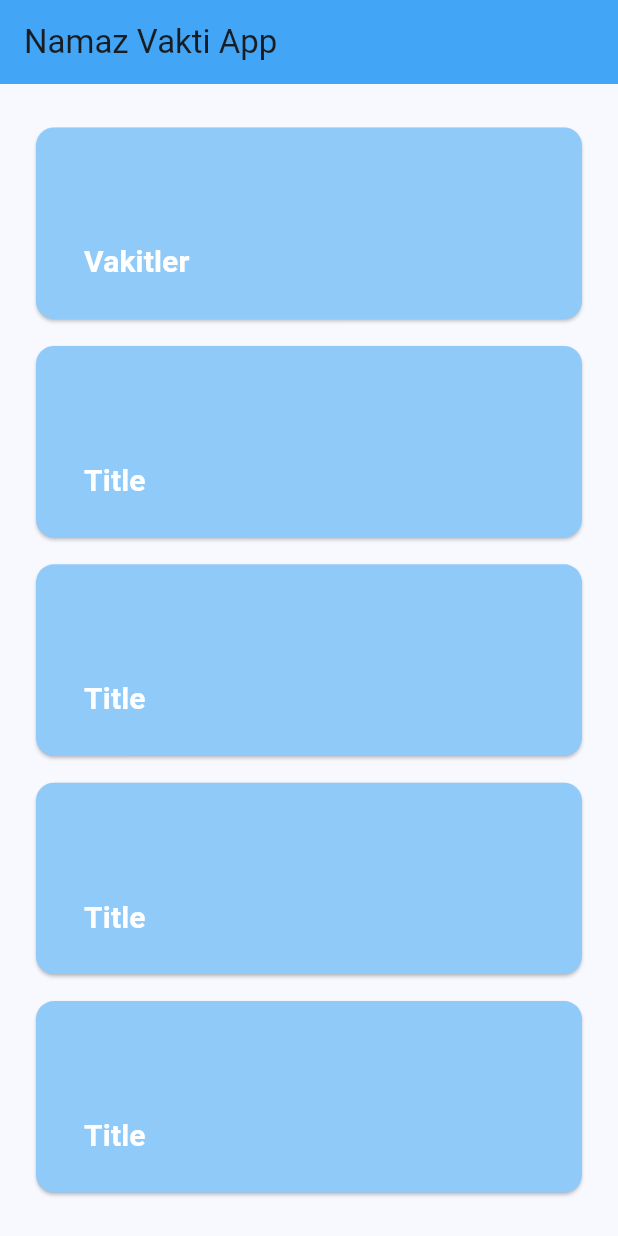
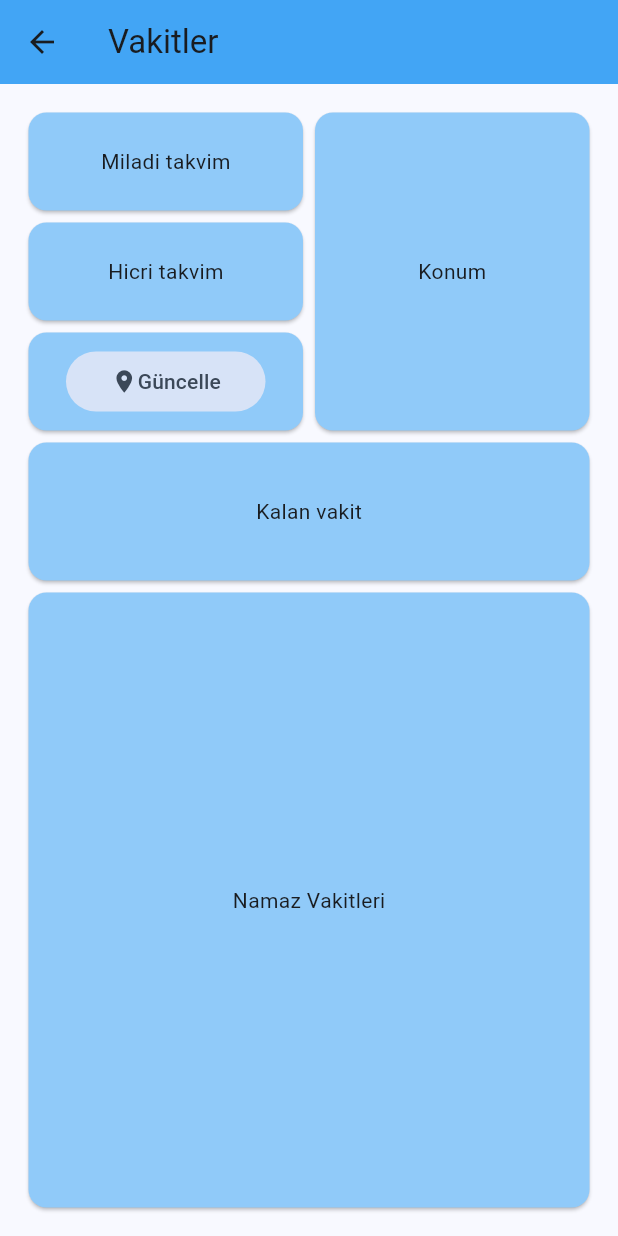
Before and after one commit to Afaruk59/Namaz-Vakti-App, a Flutter app: the screen it shows after launch, after a tap on "Vakitler", on a phone screen of 412 x 824 dp. Run offline on Flutter 3.47's test engine with Material 3 defaults, Android fonts, the phone set to English and light mode, and no system bars; our stand-ins replace shared_preferences.

Commit message:
12-08-24

```diff
--- a/lib/homePage.dart
+++ b/lib/homePage.dart
@@ -12,23 +12,28 @@ class homePage extends StatelessWidget {
         title: Text('Namaz Vakti App'),
       ),
       body: Padding(
-        padding: const EdgeInsets.all(20.0),
+        padding: const EdgeInsets.all(15.0),
         child: Column(
           children: [
             homeCard(
               title: 'Vakitler',
+              route: '/times',
             ),
             homeCard(
-              title: 'Title',
+              title: 'Kıble Pusulası',
+              route: '/qibla',
             ),
             homeCard(
-              title: 'Title',
+              title: 'Mübarek Gün ve Geceler',
+              route: '/dates',
             ),
             homeCard(
-              title: 'Title',
+              title: 'Faydalı Kitaplar',
+              route: '/books',
             ),
             homeCard(
-              title: 'Title',
+              title: 'Ayarlar',
+              route: '/settings',
             ),
           ],
         ),
@@ -39,10 +44,12 @@ class homePage extends StatelessWidget {
 
 class homeCard extends StatelessWidget {
   final String title;
+  final String route;
 
   const homeCard({
     super.key,
     required this.title,
+    required this.route,
   });
 
   @override
@@ -59,7 +66,9 @@ class homeCard extends StatelessWidget {
                     // ignore: deprecated_member_use
                     overlayColor: MaterialStateProperty.all(Colors.transparent),
                   ),
-                  onPressed: () {},
+                  onPressed: () {
+                    Navigator.pushNamed(context, route);
+                  },
                   child: Stack(
                     children: [
                       Positioned(
--- a/lib/main.dart
+++ b/lib/main.dart
@@ -1,8 +1,18 @@
 import 'package:flutter/material.dart';
+import 'package:namaz_vakti_app/books.dart';
+import 'package:namaz_vakti_app/dates.dart';
 import 'package:namaz_vakti_app/homePage.dart';
+import 'package:namaz_vakti_app/qibla.dart';
+import 'package:namaz_vakti_app/settings.dart';
+import 'package:namaz_vakti_app/times.dart';
+import 'package:provider/provider.dart';
+import 'package:shared_preferences/shared_preferences.dart';
 
-void main() {
-  runApp(const MainApp());
+void main() async {
+  WidgetsFlutterBinding.ensureInitialized();
+  await changeTheme().createSharedPrefObject();
+  runApp(ChangeNotifierProvider<changeTheme>(
+      create: (context) => changeTheme(), child: const MainApp()));
 }
 
 class MainApp extends StatelessWidget {
@@ -10,14 +20,66 @@ class MainApp extends StatelessWidget {
 
   @override
   Widget build(BuildContext context) {
+    Provider.of<changeTheme>(context, listen: false).loadThemeFromSharedPref();
     return MaterialApp(
-      theme: ThemeData(
-          colorScheme: ColorScheme.fromSeed(
-            seedColor: Colors.blue,
-          ),
-          appBarTheme: AppBarTheme(color: Colors.blue[400]),
-          cardTheme: CardTheme(color: Colors.blue[200])),
-      home: homePage(),
+      debugShowCheckedModeBanner: false,
+      theme: Provider.of<changeTheme>(context).themeData,
+      initialRoute: '/',
+      routes: {
+        '/': (context) => homePage(),
+        '/times': (context) => Times(),
+        '/qibla': (context) => Qibla(),
+        '/dates': (context) => Dates(),
+        '/books': (context) => Books(),
+        '/settings': (context) => Settings(),
+      },
     );
   }
 }
+
+ThemeData darkTheme = ThemeData(
+  useMaterial3: true,
+  brightness: Brightness.dark,
+  colorSchemeSeed: Colors.blue,
+  appBarTheme: AppBarTheme(color: Color.fromARGB(255, 29, 80, 138)),
+  cardTheme: CardTheme(color: Color.fromARGB(255, 83, 126, 175)),
+  cardColor: Color.fromARGB(255, 46, 46, 46),
+);
+
+ThemeData lightTheme = ThemeData(
+    useMaterial3: true,
+    brightness: Brightness.light,
+    colorSchemeSeed: Colors.blue,
+    appBarTheme: AppBarTheme(color: Colors.blue[400]),
+    cardTheme: CardTheme(color: Colors.blue[200]),
+    cardColor: Color.fromARGB(255, 230, 230, 230));
+
+class changeTheme with ChangeNotifier {
+  static late SharedPreferences _sharedPrefObject;
+
+  bool isDark = false;
+
+  ThemeData get themeData {
+    return isDark ? darkTheme : lightTheme;
+  }
+
+  void toggleTheme() {
+    isDark = !isDark;
+    saveThemetoSharedPref(isDark);
+    notifyListeners();
+  }
+
+  Future<void> createSharedPrefObject() async {
+    _sharedPrefObject = await SharedPreferences.getInstance();
+  }
+
+  void loadThemeFromSharedPref() {
+    isDark = _sharedPrefObject.getBool('darkTheme') ?? false;
+    print('loaded: $isDark');
+  }
+
+  void saveThemetoSharedPref(bool value) {
+    _sharedPrefObject.setBool('darkTheme', value);
+    print('saved: $isDark');
+  }
+}
--- /dev/null
+++ b/lib/times.dart
@@ -0,0 +1,96 @@
+import 'package:flutter/material.dart';
+
+class Times extends StatelessWidget {
+  const Times({super.key});
+
+  @override
+  Widget build(BuildContext context) {
+    return Scaffold(
+      appBar: AppBar(
+        title: Text('Vakitler'),
+      ),
+      body: TimesBody(),
+    );
+  }
+}
+
+class TimesBody extends StatelessWidget {
+  const TimesBody({super.key});
+
+  @override
+  Widget build(BuildContext context) {
+    return Padding(
+      padding: const EdgeInsets.all(15.0),
+      child: Column(
+        children: [
+          SizedBox(
+            height: 220,
+            child: Expanded(
+              child: Row(
+                children: [
+                  Expanded(
+                    child: Column(
+                      children: [
+                        TimesCard(
+                          child: Text('Miladi takvim'),
+                        ),
+                        TimesCard(
+                          child: Text('Hicri takvim'),
+                        ),
+                        TimesCard(
+                          child: Padding(
+                            padding: const EdgeInsets.symmetric(horizontal: 25.0),
+                            child: FilledButton.tonal(
+                                onPressed: () {},
+                                child: Row(
+                                  mainAxisAlignment: MainAxisAlignment.center,
+                                  children: [
+                                    Icon(Icons.location_on),
+                                    Text('Güncelle'),
+                                  ],
+                                )),
+                          ),
+                        ),
+                      ],
+                    ),
+                  ),
+                  TimesCard(
+                    child: Text('Konum'),
+                  ),
+                ],
+              ),
+            ),
+          ),
+          SizedBox(
+            height: 100,
+            child: TimesCard(
+              child: Text('Kalan vakit'),
+            ),
+          ),
+          TimesCard(
+            child: Text('Namaz Vakitleri'),
+          ),
+        ],
+      ),
+    );
+  }
+}
+
+// ignore: must_be_immutable
+class TimesCard extends StatelessWidget {
+  Widget child;
+  TimesCard({super.key, required this.child});
+
+  @override
+  Widget build(BuildContext context) {
+    return Expanded(
+      child: Card(
+        child: SizedBox.expand(
+          child: Center(
+            child: child,
+          ),
+        ),
+      ),
+    );
+  }
+}
--- a/pubspec.yaml
+++ b/pubspec.yaml
@@ -9,6 +9,8 @@ environment:
 dependencies:
   flutter:
     sdk: flutter
+  provider: ^6.1.2
+  shared_preferences: ^2.3.1
 
 dev_dependencies:
   flutter_test:
```
Also changed, not shown: lib/books.dart (added, +14 -0 lines), lib/dates.dart (added, +14 -0 lines), lib/qibla.dart (added, +55 -0 lines), lib/settings.dart (added, +50 -0 lines), pubspec.lock, 1 other file.
